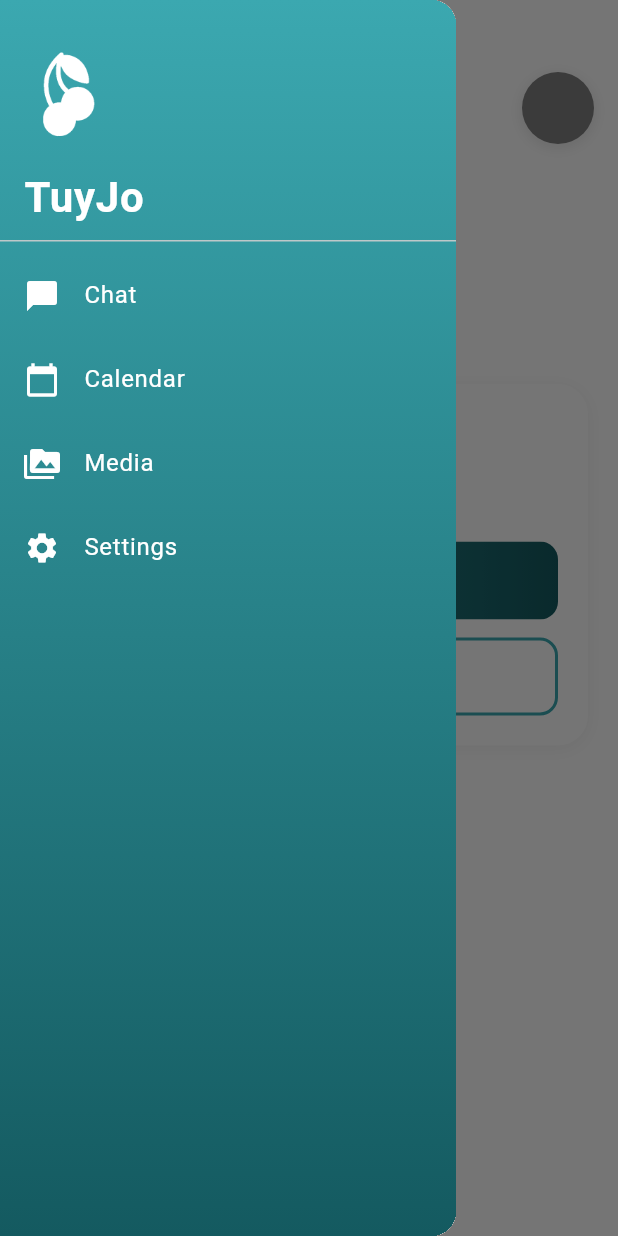
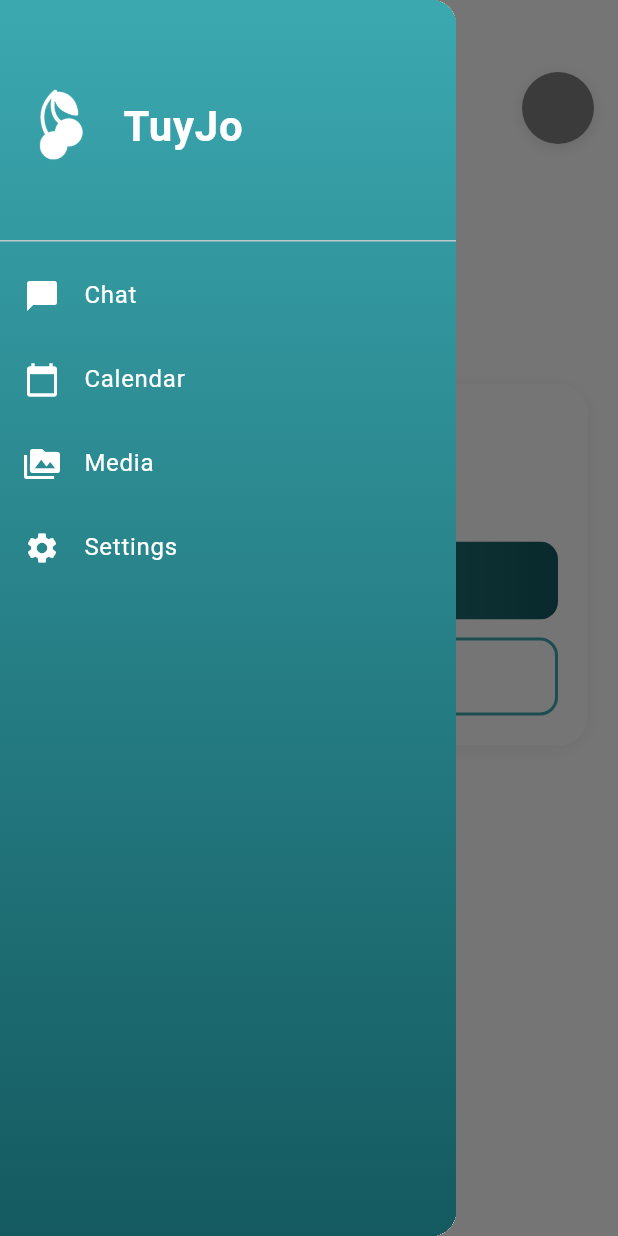
Before and after one commit to donpablitoooooooo/TuyJo, a Flutter app: the screen it shows after launch, with the side drawer open, on a phone screen of 412 x 824 dp. Run offline on Flutter 3.47's test engine with Material 3 defaults, Android fonts, the phone set to English and light mode, and no system bars; our stand-ins replace cloud_firestore, file_picker, firebase_core, firebase_messaging, firebase_storage, flutter_linkify and 9 more; missing offline and left inert: asn1lib, encrypt, mobile_scanner, pdfx, pointycastle, receive_sharing_intent; accounts and stored records are empty; generated files the repository leaves out were written again; statements that could not run were skipped.

Commit message:
fix: Allinea logo e testo TuyJo sulla stessa linea nel menu

```diff
--- a/flutter-app/lib/screens/main_screen.dart
+++ b/flutter-app/lib/screens/main_screen.dart
@@ -155,17 +155,16 @@ class _MainScreenState extends State<MainScreen> {
                 decoration: const BoxDecoration(
                   color: Colors.transparent,
                 ),
-                child: Column(
-                  crossAxisAlignment: CrossAxisAlignment.start,
-                  mainAxisAlignment: MainAxisAlignment.end,
+                child: Row(
+                  crossAxisAlignment: CrossAxisAlignment.center,
                   children: [
                     Image.asset(
                       'assets/logo_white.png',
-                      width: 60,
-                      height: 60,
+                      width: 50,
+                      height: 50,
                       fit: BoxFit.contain,
                     ),
-                    const SizedBox(height: 16),
+                    const SizedBox(width: 16),
                     const Text(
                       'TuyJo',
                       style: TextStyle(
```
